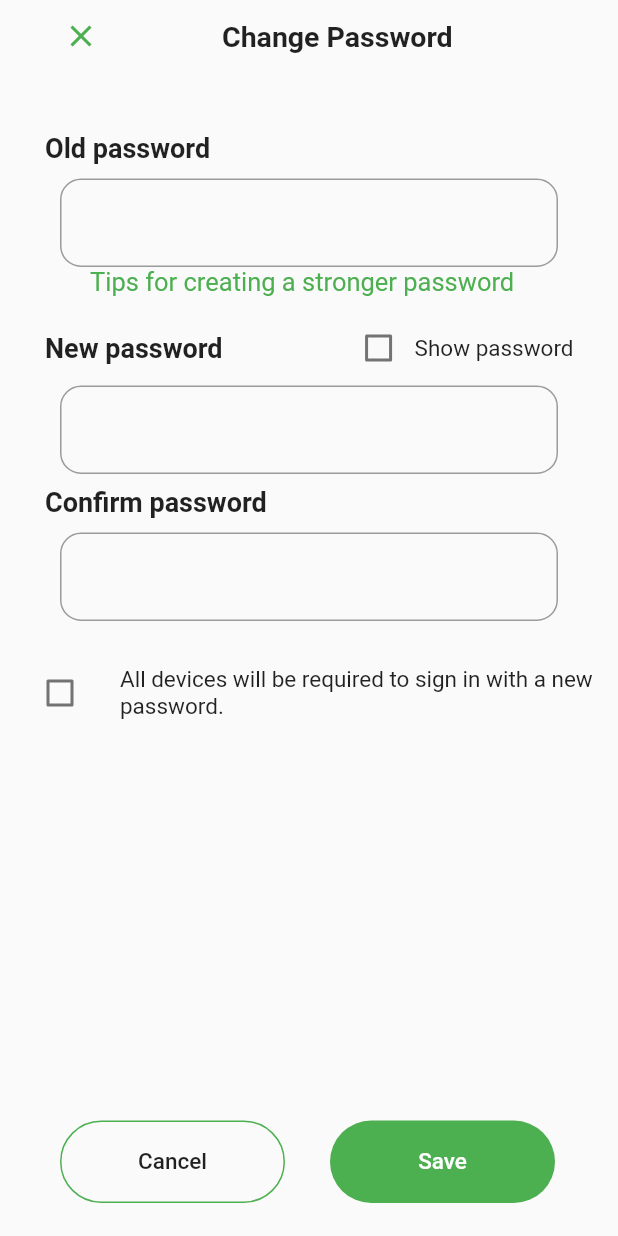
After one commit to kezieeCode/qikpharma, a Flutter app: the Security screen opened directly, after a tap on the "edit" icon, on a phone screen of 412 x 824 dp. The commit adds this screen. Run offline on Flutter 3.47's test engine with Material 2 defaults, Android fonts, the phone set to English and light mode, and no system bars.

Commit message:
change-password

```diff
--- /dev/null
+++ b/lib/views/change_password.dart
@@ -0,0 +1,199 @@
+// ignore_for_file: deprecated_member_use
+
+import 'package:flutter/material.dart';
+
+class ChangePassword extends StatefulWidget {
+  const ChangePassword({Key? key}) : super(key: key);
+
+  @override
+  State<ChangePassword> createState() => _ChangePasswordState();
+}
+
+class _ChangePasswordState extends State<ChangePassword> {
+  bool is_checked_on = false;
+  bool is_condition_on = false;
+  @override
+  Widget build(BuildContext context) {
+    return Scaffold(
+      body: SizedBox(
+        child: ListView(
+          children: [
+            Padding(
+              padding: const EdgeInsets.only(left: 30),
+              child: Row(
+                children: [
+                  IconButton(
+                      onPressed: () {
+                        Navigator.pop(context);
+                      },
+                      icon: const Icon(
+                        Icons.close,
+                        color: Colors.green,
+                      )),
+                  const SizedBox(
+                    width: 70,
+                  ),
+                  const Text(
+                    "Change Password",
+                    style: TextStyle(fontSize: 19, fontWeight: FontWeight.bold),
+                  ),
+                ],
+              ),
+            ),
+            const SizedBox(
+              height: 40,
+            ),
+            const Padding(
+              padding: EdgeInsets.only(left: 30),
+              child: Text(
+                "Old password",
+                style: TextStyle(fontWeight: FontWeight.bold, fontSize: 18),
+              ),
+            ),
+            const SizedBox(
+              height: 10,
+            ),
+            Padding(
+              padding: const EdgeInsets.only(left: 40, right: 40),
+              child: TextField(
+                decoration: InputDecoration(
+                    border: OutlineInputBorder(
+                        borderRadius: BorderRadius.circular(14),
+                        borderSide: const BorderSide(
+                            color: Color.fromARGB(255, 196, 192, 192)))),
+              ),
+            ),
+            const Padding(
+              padding: EdgeInsets.only(left: 60),
+              child: Text(
+                "Tips for creating a stronger password",
+                style: TextStyle(fontSize: 17, color: Colors.green),
+              ),
+            ),
+            const SizedBox(
+              height: 10,
+            ),
+            Padding(
+              padding: const EdgeInsets.only(left: 30),
+              child: Row(
+                children: [
+                  const Text(
+                    "New password",
+                    style: TextStyle(fontWeight: FontWeight.bold, fontSize: 18),
+                  ),
+                  const SizedBox(
+                    width: 80,
+                  ),
+                  Checkbox(
+                      checkColor: Colors.white,
+                      activeColor: Colors.green,
+                      value: is_checked_on,
+                      onChanged: (value) {
+                        setState(() {
+                          is_checked_on = value!;
+                        });
+                      }),
+                  const Text(
+                    "Show password",
+                    style: TextStyle(fontSize: 15),
+                  ),
+                ],
+              ),
+            ),
+            const SizedBox(
+              height: 1,
+            ),
+            Padding(
+              padding: const EdgeInsets.only(left: 40, right: 40),
+              child: TextField(
+                decoration: InputDecoration(
+                    border: OutlineInputBorder(
+                        borderRadius: BorderRadius.circular(14),
+                        borderSide: const BorderSide(
+                            color: Color.fromARGB(255, 196, 192, 192)))),
+              ),
+            ),
+            const SizedBox(
+              height: 8,
+            ),
+            const Padding(
+              padding: EdgeInsets.only(left: 30),
+              child: Text(
+                "Confirm password",
+                style: TextStyle(fontWeight: FontWeight.bold, fontSize: 18),
+              ),
+            ),
+            const SizedBox(
+              height: 10,
+            ),
+            Padding(
+              padding: const EdgeInsets.only(left: 40, right: 40),
+              child: TextField(
+                decoration: InputDecoration(
+                    border: OutlineInputBorder(
+                        borderRadius: BorderRadius.circular(14),
+                        borderSide: const BorderSide(
+                            color: Color.fromARGB(255, 196, 192, 192)))),
+              ),
+            ),
+            const SizedBox(
+              height: 20,
+            ),
+            ListTile(
+              leading: Checkbox(
+                  checkColor: Colors.white,
+                  activeColor: Colors.green,
+                  value: is_condition_on,
+                  onChanged: (val) {
+                    setState(() {
+                      is_condition_on = val!;
+                    });
+                  }),
+              title: const Text(
+                "All devices will be required to sign in with a new password.",
+                style: TextStyle(fontSize: 15),
+              ),
+            )
+          ],
+        ),
+      ),
+      bottomNavigationBar: Padding(
+        padding: const EdgeInsets.only(left: 40, bottom: 22),
+        child: Row(
+          children: [
+            SizedBox(
+              width: 150,
+              height: 55,
+              child: FlatButton(
+                  onPressed: () {},
+                  shape: RoundedRectangleBorder(
+                      borderRadius: BorderRadius.circular(30),
+                      side: const BorderSide(color: Colors.green)),
+                  child: const Text(
+                    "Cancel",
+                    style: TextStyle(fontSize: 15),
+                  )),
+            ),
+            const SizedBox(
+              width: 30,
+            ),
+            SizedBox(
+              width: 150,
+              height: 55,
+              child: FlatButton(
+                  color: Colors.green,
+                  onPressed: () {},
+                  shape: RoundedRectangleBorder(
+                    borderRadius: BorderRadius.circular(30),
+                  ),
+                  child: const Text(
+                    "Save",
+                    style: TextStyle(fontSize: 15, color: Colors.white),
+                  )),
+            )
+          ],
+        ),
+      ),
+    );
+  }
+}
--- a/lib/views/component/security_component.dart
+++ b/lib/views/component/security_component.dart
@@ -1,4 +1,5 @@
 import 'package:flutter/material.dart';
+import 'package:qikpharma/views/change_password.dart';
 
 class SecurityComponent extends StatefulWidget {
   const SecurityComponent({Key? key}) : super(key: key);
@@ -49,12 +50,17 @@ class _SecurityComponentState extends State<SecurityComponent> {
             ),
             child: Row(
               mainAxisAlignment: MainAxisAlignment.spaceBetween,
-              children: const [
-                Text(
+              children: [
+                const Text(
                   "Password",
                   style: TextStyle(fontSize: 17, fontWeight: FontWeight.bold),
                 ),
-                Icon(Icons.edit)
+                InkWell(
+                    onTap: () => Navigator.push(
+                        context,
+                        MaterialPageRoute(
+                            builder: (context) => const ChangePassword())),
+                    child: const Icon(Icons.edit))
               ],
             ),
           ),
--- a/lib/views/feedbacks.dart
+++ b/lib/views/feedbacks.dart
@@ -118,7 +118,7 @@ class _FeedbacksState extends State<Feedbacks> {
                   decoration: BoxDecoration(
                       boxShadow: [
                         BoxShadow(
-                            color: Color.fromARGB(255, 216, 214, 214),
+                            color: const Color.fromARGB(255, 216, 214, 214),
                             blurRadius: 10,
                             offset: Offset.fromDirection(1),
                             blurStyle: BlurStyle.outer)
```
